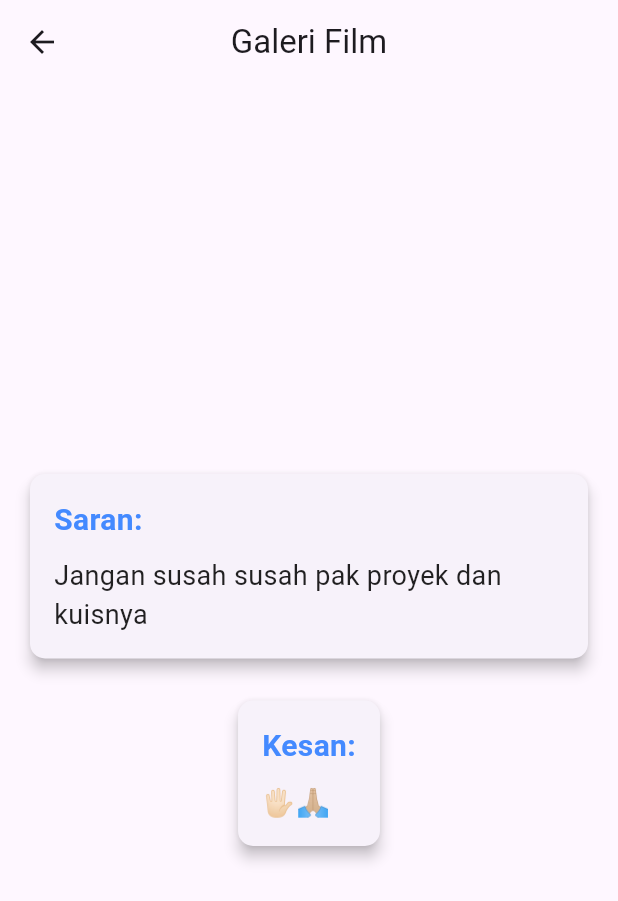
After one commit to jeremykenneth7/movie_app_flutter, a Flutter app: the SaranKesanPage screen opened directly, on a phone screen of 412 x 824 dp. The commit adds this screen. Shown: the top 901 px of the screen. Run offline on Flutter 3.47's test engine with Material 3 defaults, Android fonts, the phone set to English and light mode, and no system bars; our stand-ins replace carousel_slider, shared_preferences; missing offline and left inert: encrypt; accounts and stored records are empty; network calls fail.

Commit message:
add bottom navbar, add profile page, add saran kesan page

```diff
--- a/lib/login.dart
+++ b/lib/login.dart
@@ -1,5 +1,5 @@
 import 'package:flutter/material.dart';
-import 'package:movie_app/home.dart';
+import 'package:movie_app/main.dart';
 import 'package:shared_preferences/shared_preferences.dart';
 import 'package:encrypt/encrypt.dart' as encrypt;
 
@@ -33,7 +33,7 @@ class _LoginScreenState extends State<LoginScreen> {
 
         Navigator.pushReplacement(
           context,
-          MaterialPageRoute(builder: (context) => const HomeScreen()),
+          MaterialPageRoute(builder: (context) => MainScreen()),
         );
       } else {
         ScaffoldMessenger.of(context).showSnackBar(
--- /dev/null
+++ b/lib/sarankesan.dart
@@ -0,0 +1,86 @@
+import 'package:flutter/material.dart';
+
+class SaranKesanPage extends StatelessWidget {
+  const SaranKesanPage({super.key});
+
+  @override
+  Widget build(BuildContext context) {
+    return Scaffold(
+      appBar: AppBar(
+        title: const Text("Galeri Film"),
+        centerTitle: true,
+      ),
+      body: Padding(
+        padding: const EdgeInsets.all(16.0),
+        child: Center(
+          child: Column(
+            mainAxisAlignment: MainAxisAlignment.center,
+            children: [
+              Card(
+                elevation: 4,
+                shape: RoundedRectangleBorder(
+                  borderRadius: BorderRadius.circular(10),
+                ),
+                child: const Padding(
+                  padding: EdgeInsets.all(16.0),
+                  child: Column(
+                    crossAxisAlignment: CrossAxisAlignment.start,
+                    children: [
+                      Text(
+                        'Saran:',
+                        style: TextStyle(
+                          fontSize: 20,
+                          fontWeight: FontWeight.bold,
+                          color: Colors.blueAccent,
+                        ),
+                      ),
+                      SizedBox(height: 10),
+                      Text(
+                        'Jangan susah susah pak proyek dan kuisnya',
+                        style: TextStyle(
+                          fontSize: 18,
+                          color: Colors.black87,
+                        ),
+                      ),
+                    ],
+                  ),
+                ),
+              ),
+              const SizedBox(height: 20),
+              Card(
+                elevation: 4,
+                shape: RoundedRectangleBorder(
+                  borderRadius: BorderRadius.circular(10),
+                ),
+                child: const Padding(
+                  padding: EdgeInsets.all(16.0),
+                  child: Column(
+                    crossAxisAlignment: CrossAxisAlignment.start,
+                    children: [
+                      Text(
+                        'Kesan:',
+                        style: TextStyle(
+                          fontSize: 20,
+                          fontWeight: FontWeight.bold,
+                          color: Colors.blueAccent,
+                        ),
+                      ),
+                      SizedBox(height: 10),
+                      Text(
+                        '🖐🏻🙏🏼',
+                        style: TextStyle(
+                          fontSize: 18,
+                          color: Colors.black87,
+                        ),
+                      ),
+                    ],
+                  ),
+                ),
+              ),
+            ],
+          ),
+        ),
+      ),
+    );
+  }
+}
--- a/pubspec.yaml
+++ b/pubspec.yaml
@@ -66,9 +66,8 @@ flutter:
   uses-material-design: true
 
   # To add assets to your application, add an assets section, like this:
-  # assets:
-  #   - images/a_dot_burr.jpeg
-  #   - images/a_dot_ham.jpeg
+  assets:
+    - assets/
 
   # An image asset can refer to one or more resolution-specific "variants", see
   # https://flutter.dev/to/resolution-aware-images
```
Also changed, not shown: lib/main.dart (+68 -4 lines), lib/profile.dart (added, +50 -0 lines), assets/galerifilm.jpeg (added).
